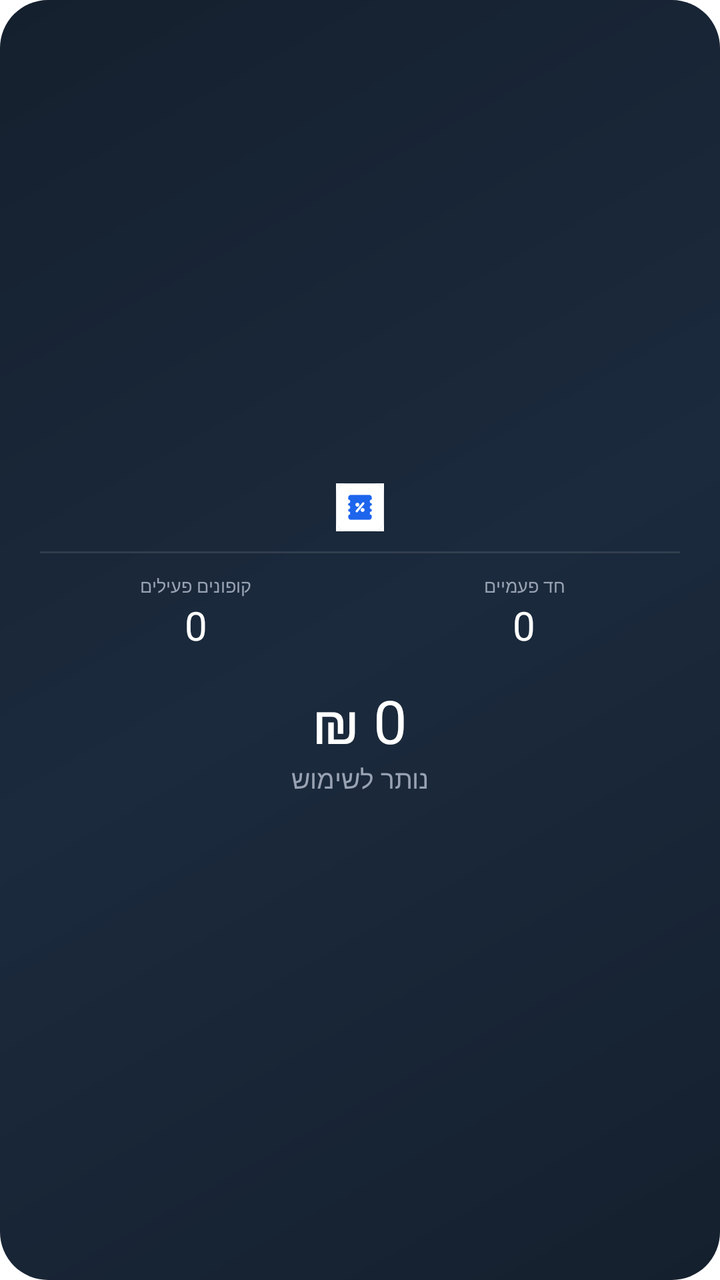
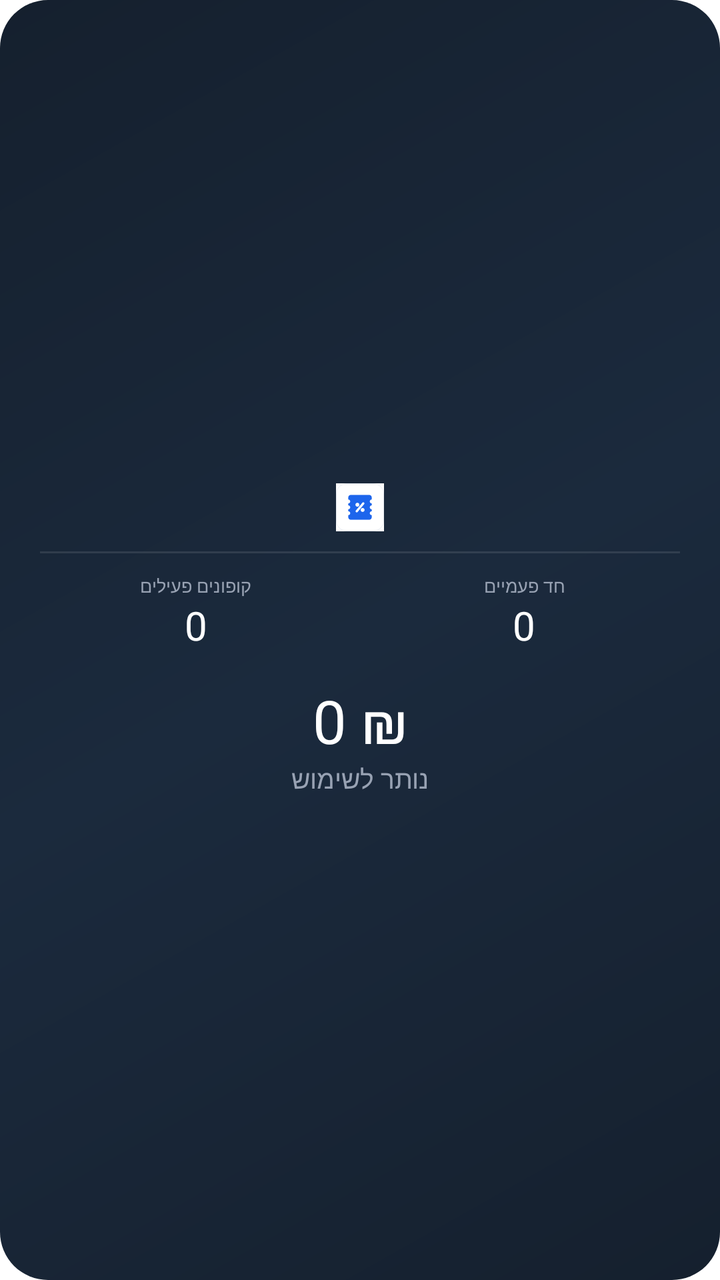

The first picture is an Android layout as it rendered before a commit; the second is the same layout after the commit. The layout source and the unified diff follow.
<!-- AndroidManifest.xml: fallback theme Theme.MaterialComponents.DayNight.NoActionBar -->
<!-- res/layout/coupon_widget_stats.xml -->
<?xml version="1.0" encoding="utf-8"?>
<LinearLayout xmlns:android="http://schemas.android.com/apk/res/android"
    android:id="@+id/widget_root"
    android:layout_width="match_parent"
    android:layout_height="match_parent"
    android:orientation="vertical"
    android:gravity="center"
    android:padding="16dp"
    android:background="@drawable/widget_background"
    android:layoutDirection="rtl">

    <ImageView
        android:layout_width="24dp"
        android:layout_height="24dp"
        android:src="@drawable/widget_logo"
        android:contentDescription="@string/coupon_widget_description" />

    <View
        android:layout_width="match_parent"
        android:layout_height="1dp"
        android:layout_marginTop="10dp"
        android:layout_marginHorizontal="4dp"
        android:background="@color/widget_divider" />

    <LinearLayout
        android:layout_width="match_parent"
        android:layout_height="wrap_content"
        android:layout_marginTop="10dp"
        android:orientation="horizontal">

        <LinearLayout
            android:layout_width="0dp"
            android:layout_weight="1"
            android:layout_height="wrap_content"
            android:orientation="vertical"
            android:gravity="center">

            <TextView
                android:layout_width="wrap_content"
                android:layout_height="wrap_content"
                android:text="@string/coupon_widget_one_time"
                android:textColor="@color/widget_text_subtle"
                android:textSize="9sp" 
                android:fontFamily="@font/heebo_regular" />

            <TextView
                android:id="@+id/one_time_value"
                android:layout_width="wrap_content"
                android:layout_height="wrap_content"
                android:text="0"
                android:textColor="@color/widget_text"
                android:textSize="20sp"
                android:fontFamily="@font/heebo_extrabold" />
        </LinearLayout>

        <LinearLayout
            android:layout_width="0dp"
            android:layout_weight="1"
            android:layout_height="wrap_content"
            android:orientation="vertical"
            android:gravity="center">

            <TextView
                android:layout_width="wrap_content"
                android:layout_height="wrap_content"
                android:text="@string/coupon_widget_active"
                android:textColor="@color/widget_text_subtle"
                android:textSize="9sp" 
                android:fontFamily="@font/heebo_regular" />

            <TextView
                android:id="@+id/active_value"
                android:layout_width="wrap_content"
                android:layout_height="wrap_content"
                android:text="0"
                android:textColor="@color/widget_text"
                android:textSize="20sp"
                android:fontFamily="@font/heebo_extrabold" />
        </LinearLayout>
    </LinearLayout>

    <TextView
        android:id="@+id/total_value"
        android:layout_width="wrap_content"
        android:layout_height="wrap_content"
        android:layout_marginTop="14dp"
        android:text="0 ₪"
        android:textColor="@color/widget_text"
        android:textSize="30sp"
        android:fontFamily="@font/heebo_extrabold" />

    <TextView
        android:layout_width="wrap_content"
        android:layout_height="wrap_content"
        android:text="@string/coupon_widget_remaining"
        android:textColor="@color/widget_text_subtle"
        android:textSize="13sp" 
        android:fontFamily="@font/heebo_regular" />
</LinearLayout>
<!-- resources referenced by this layout -->
<resources>
  <color name="widget_divider">#1AFFFFFF</color>
  <color name="widget_text">#FFFFFFFF</color>
  <color name="widget_text_subtle">#FF98A2B3</color>
  <!-- drawable widget_background (drawable) -->
  <?xml version="1.0" encoding="utf-8"?>
  <shape xmlns:android="http://schemas.android.com/apk/res/android" android:shape="rectangle">
      <corners android:radius="24dp" />
      <gradient
          android:type="linear"
          android:angle="315"
          android:startColor="#15202E"
          android:centerColor="#1B2A3D"
          android:endColor="#15202E" />
  </shape>
  <!-- drawable widget_logo: png bitmap (drawable-nodpi, 5353 bytes) -->
  <string name="coupon_widget_active">קופונים פעילים</string>
  <string name="coupon_widget_description">עקוב אחר הקופונים שלך ותאריכי התפוגה</string>
  <string name="coupon_widget_one_time">חד פעמיים</string>
  <string name="coupon_widget_remaining">נותר לשימוש</string>
</resources>

<!-- the commit's change to res/layout/coupon_widget_stats.xml (unified diff, before → after) -->
@@ -84,7 +84,7 @@
         android:layout_width="wrap_content"
         android:layout_height="wrap_content"
         android:layout_marginTop="14dp"
-        android:text="0 ₪"
+        android:text="₪ 0"
         android:textColor="@color/widget_text"
         android:textSize="30sp"
         android:fontFamily="@font/heebo_extrabold" />
